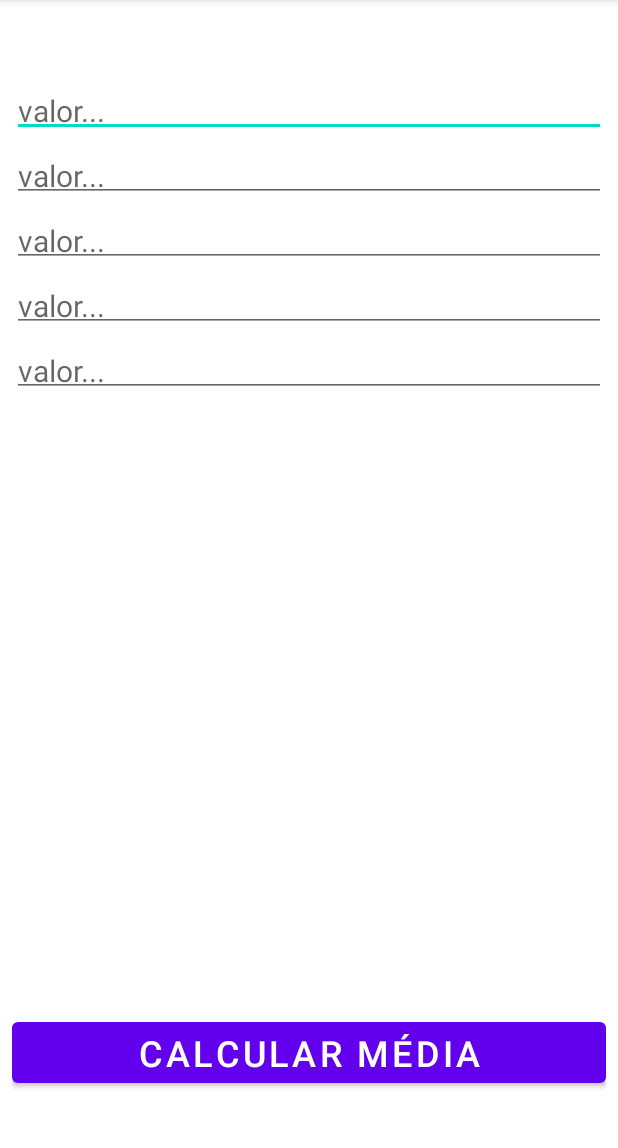
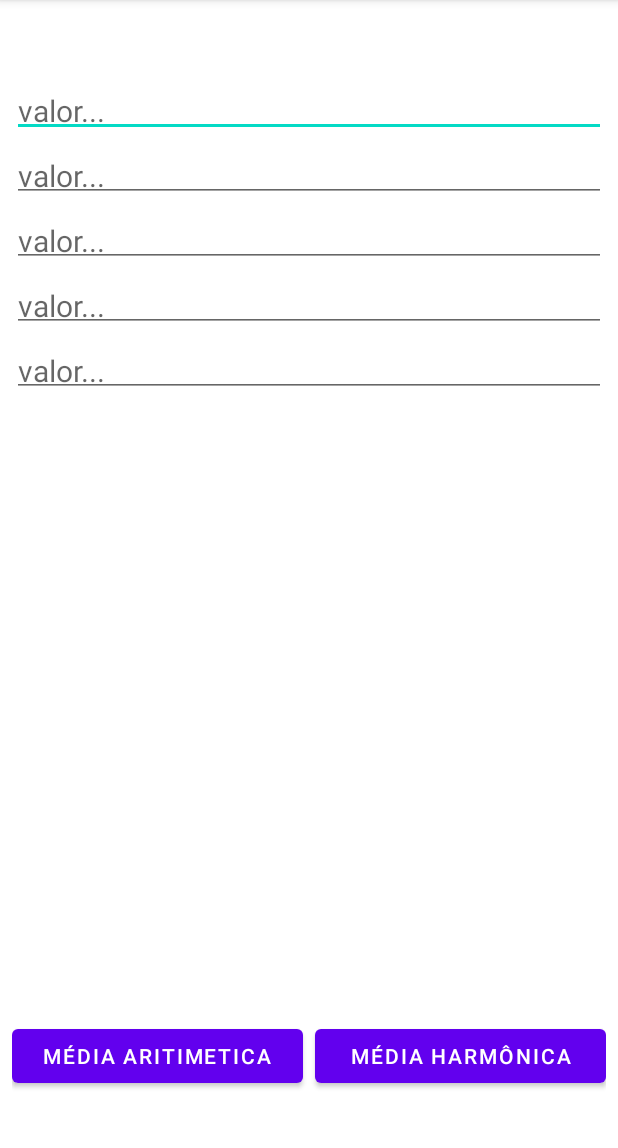
Before and after one commit to IanCL-10/ianleite_dmo, an Android app: the screen it shows after launch (MainActivity), on a phone screen of 412 x 824 dp, the part 84-1232 px from its top. Run offline under Robolectric (Android 15) with nearby library versions, the phone set to English and light mode, and no system bars.

Commit message:
Versão 2 - Média Harmônica

```diff
--- a/Medias_DMO/app/src/main/res/layout/activity_main.xml
+++ b/Medias_DMO/app/src/main/res/layout/activity_main.xml
@@ -73,15 +73,26 @@
         app:layout_constraintTop_toBottomOf="@+id/edit_valor4" />
 
     <Button
-        android:id="@+id/button_media"
+        android:id="@+id/button_aritimetica"
         android:layout_width="0dp"
         android:layout_height="wrap_content"
         android:layout_marginBottom="32dp"
-        android:text="@string/button_media"
-        android:textSize="24sp"
+        android:layout_marginRight="4dp"
+        android:text="@string/button_mediaAritimetica"
         app:layout_constraintBottom_toBottomOf="parent"
-        app:layout_constraintEnd_toEndOf="parent"
-        app:layout_constraintStart_toStartOf="parent" />
+        app:layout_constraintLeft_toLeftOf="parent"
+        app:layout_constraintRight_toLeftOf="@+id/button_harmonica" />
+
+    <Button
+        android:id="@+id/button_harmonica"
+        android:layout_width="0dp"
+        android:layout_height="wrap_content"
+        android:layout_marginBottom="32dp"
+        android:layout_marginLeft="4dp"
+        android:text="@string/button_mediaHarmonica"
+        app:layout_constraintLeft_toRightOf="@+id/button_aritimetica"
+        app:layout_constraintRight_toRightOf="parent"
+        app:layout_constraintBottom_toBottomOf="parent"/>
 
 
 </androidx.constraintlayout.widget.ConstraintLayout>
--- a/Medias_DMO/app/src/main/res/values/strings.xml
+++ b/Medias_DMO/app/src/main/res/values/strings.xml
@@ -1,5 +1,7 @@
 <resources>
     <string name="app_name">Medias_DMO</string>
     <string name="hint_valor">valor...</string>
-    <string name="button_media">Calcular Média</string>
+    <string name="button_mediaAritimetica">Média Aritimetica</string>
+    <string name="button_mediaPonderada">Média Ponderada</string>
+    <string name="button_mediaHarmonica">Média Harmônica</string>
 </resources>
```
Also changed, not shown: Medias_DMO/app/src/main/java/br/edu/iancl/medias_dmo/controller/MediaController.java (+4 -3 lines), Medias_DMO/app/src/main/java/br/edu/iancl/medias_dmo/model/MediaHarmonica.java (+5 -2 lines), Medias_DMO/app/src/main/java/br/edu/iancl/medias_dmo/view/MainActivity.java (+41 -16 lines).
